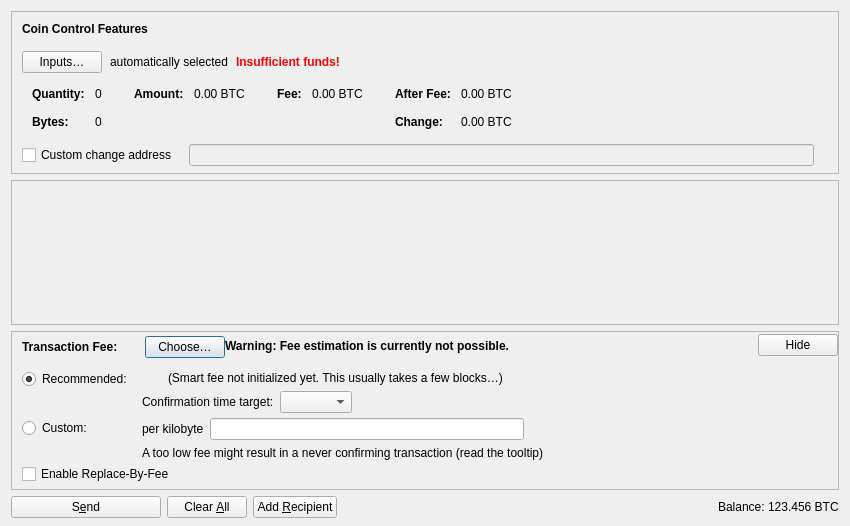
Above: src/qt/forms/sendcoinsdialog.ui from BitRaam/BitRaamSourceCodeVer5-2025 before the change. Below: the same form after it.
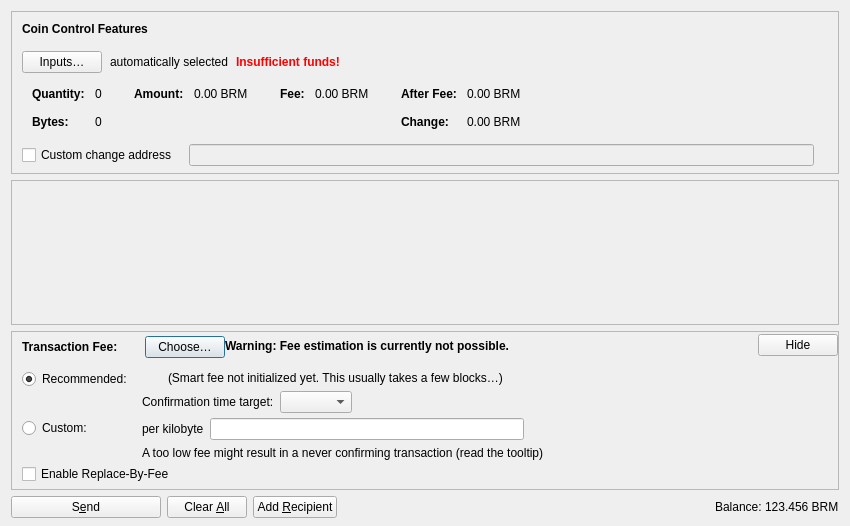
That is the form after the change. Icons and pictures are not drawn. Custom widgets are drawn as their Qt base class.

What changed in the file:
```diff
--- a/src/qt/forms/sendcoinsdialog.ui
+++ b/src/qt/forms/sendcoinsdialog.ui
@@ -327,7 +327,7 @@
                   <enum>Qt::ActionsContextMenu</enum>
                  </property>
                  <property name="text">
-                  <string notr="true">0.00 BTC</string>
+                  <string notr="true">0.00 BRM</string>
                  </property>
                  <property name="textInteractionFlags">
                   <set>Qt::LinksAccessibleByMouse|Qt::TextSelectableByKeyboard|Qt::TextSelectableByMouse</set>
@@ -378,7 +378,7 @@
                   <enum>Qt::ActionsContextMenu</enum>
                  </property>
                  <property name="text">
-                  <string notr="true">0.00 BTC</string>
+                  <string notr="true">0.00 BRM</string>
                  </property>
                  <property name="textInteractionFlags">
                   <set>Qt::LinksAccessibleByMouse|Qt::TextSelectableByKeyboard|Qt::TextSelectableByMouse</set>
@@ -432,7 +432,7 @@
                   <enum>Qt::ActionsContextMenu</enum>
                  </property>
                  <property name="text">
-                  <string notr="true">0.00 BTC</string>
+                  <string notr="true">0.00 BRM</string>
                  </property>
                  <property name="textInteractionFlags">
                   <set>Qt::LinksAccessibleByMouse|Qt::TextSelectableByKeyboard|Qt::TextSelectableByMouse</set>
@@ -461,7 +461,7 @@
                   <enum>Qt::ActionsContextMenu</enum>
                  </property>
                  <property name="text">
-                  <string notr="true">0.00 BTC</string>
+                  <string notr="true">0.00 BRM</string>
                  </property>
                  <property name="textInteractionFlags">
                   <set>Qt::LinksAccessibleByMouse|Qt::TextSelectableByKeyboard|Qt::TextSelectableByMouse</set>
@@ -1191,7 +1191,7 @@
           <cursorShape>IBeamCursor</cursorShape>
          </property>
          <property name="text">
-          <string notr="true">123.456 BTC</string>
+          <string notr="true">123.456 BRM</string>
          </property>
          <property name="textInteractionFlags">
           <set>Qt::LinksAccessibleByMouse|Qt::TextSelectableByKeyboard|Qt::TextSelectableByMouse</set>
```
